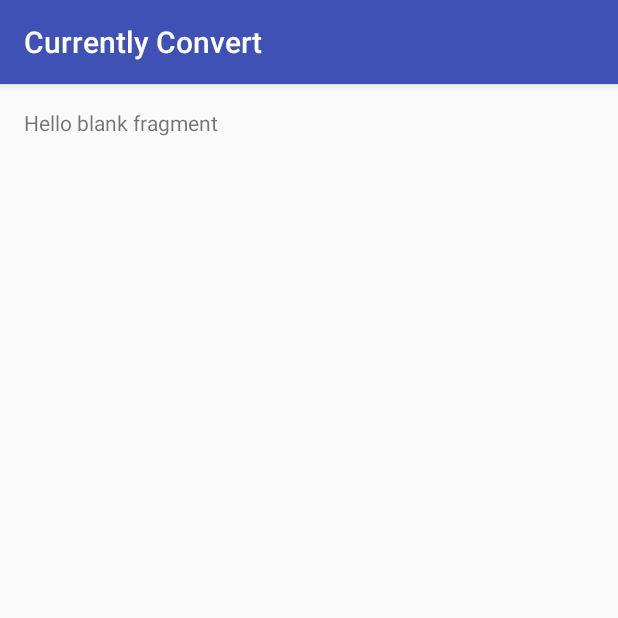
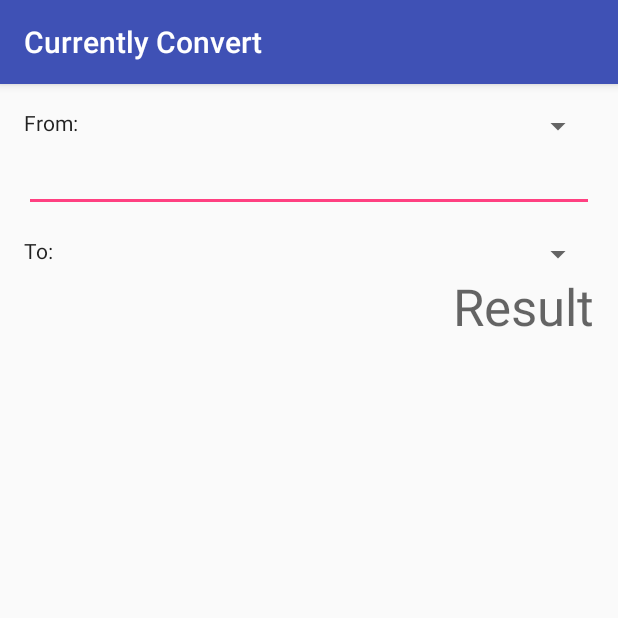
Before and after one commit to mdpearce/mobile-app-concurrency-android, an Android app: the screen it shows after launch (ConversionActivity), on a phone screen of 412 x 824 dp, the top half of it. Run offline under Robolectric (Android 15) with nearby library versions, the phone set to English and light mode, and no system bars; libraries missing offline, so code that uses them is left out: com.raizlabs.android; 1 statement that could not run was skipped.

Commit message:
Initial layout of converter

```diff
--- a/app/src/main/res/layout/fragment_conversion.xml
+++ b/app/src/main/res/layout/fragment_conversion.xml
@@ -1,13 +1,59 @@
-<FrameLayout xmlns:android="http://schemas.android.com/apk/res/android"
-             xmlns:tools="http://schemas.android.com/tools"
-             android:layout_width="match_parent"
-             android:layout_height="match_parent"
-             tools:context="com.neaniesoft.currentlyconvert.conversion.ConversionFragment">
+<LinearLayout xmlns:android="http://schemas.android.com/apk/res/android"
+              xmlns:tools="http://schemas.android.com/tools"
+              android:layout_width="match_parent"
+              android:layout_height="match_parent"
+              android:orientation="vertical"
+              tools:context=".conversion.ConversionActivity">
 
-    <!-- TODO: Update blank fragment layout -->
+    <LinearLayout
+        android:layout_width="match_parent"
+        android:layout_height="wrap_content"
+        android:orientation="horizontal">
+
+        <TextView
+            android:id="@+id/text_from_label"
+            style="@style/TextAppearance.AppCompat.Body1"
+            android:layout_width="wrap_content"
+            android:layout_height="wrap_content"
+            android:text="@string/currency_from"/>
+
+        <Spinner
+            android:id="@+id/spinner_from_currency"
+            android:layout_width="0dp"
+            android:layout_height="wrap_content"
+            android:layout_weight="1"/>
+    </LinearLayout>
+    <EditText
+        android:layout_width="match_parent"
+        android:layout_height="wrap_content"
+        android:id="@+id/edit_from"
+        android:inputType="number"/>
+    <LinearLayout
+        android:layout_width="match_parent"
+        android:layout_height="wrap_content"
+        android:layout_marginTop="@dimen/activity_vertical_margin"
+        android:orientation="horizontal">
+
+        <TextView
+            android:id="@+id/text_to_label"
+            style="@style/TextAppearance.AppCompat.Body1"
+            android:layout_width="wrap_content"
+            android:layout_height="wrap_content"
+            android:text="@string/currency_to"/>
+
+        <Spinner
+            android:id="@+id/spinner_to_currency"
+            android:layout_width="0dp"
+            android:layout_height="wrap_content"
+            android:layout_weight="1"/>
+    </LinearLayout>
+
     <TextView
-        android:layout_width="match_parent"
-        android:layout_height="match_parent"
-        android:text="@string/hello_blank_fragment"/>
+        android:layout_width="wrap_content"
+        android:layout_height="wrap_content"
+        style="@style/TextAppearance.AppCompat.Display1"
+        android:text="Result"
+        android:id="@+id/text_result"
+        android:layout_gravity="end"/>
 
-</FrameLayout>
+</LinearLayout>
--- a/app/src/main/res/values/colors.xml
+++ b/app/src/main/res/values/colors.xml
@@ -3,4 +3,5 @@
     <color name="colorPrimary">#3F51B5</color>
     <color name="colorPrimaryDark">#303F9F</color>
     <color name="colorAccent">#FF4081</color>
+    <color name="text_color_default">#ff000000</color>
 </resources>
--- a/app/src/main/res/values/strings.xml
+++ b/app/src/main/res/values/strings.xml
@@ -3,4 +3,7 @@
 
     <!-- TODO: Remove or change this placeholder text -->
     <string name="hello_blank_fragment">Hello blank fragment</string>
+    <string name="currency_from">From:</string>
+    <string name="currency">Currency</string>
+    <string name="currency_to">To:</string>
 </resources>
```
Also changed, not shown: app/src/main/java/com/neaniesoft/currentlyconvert/conversion/ConversionContract.java (added, +21 -0 lines), app/src/main/res/layout/spinner_item_currency.xml (added, +9 -0 lines), app/src/main/res/values/styles.xml (+8 -0 lines).
